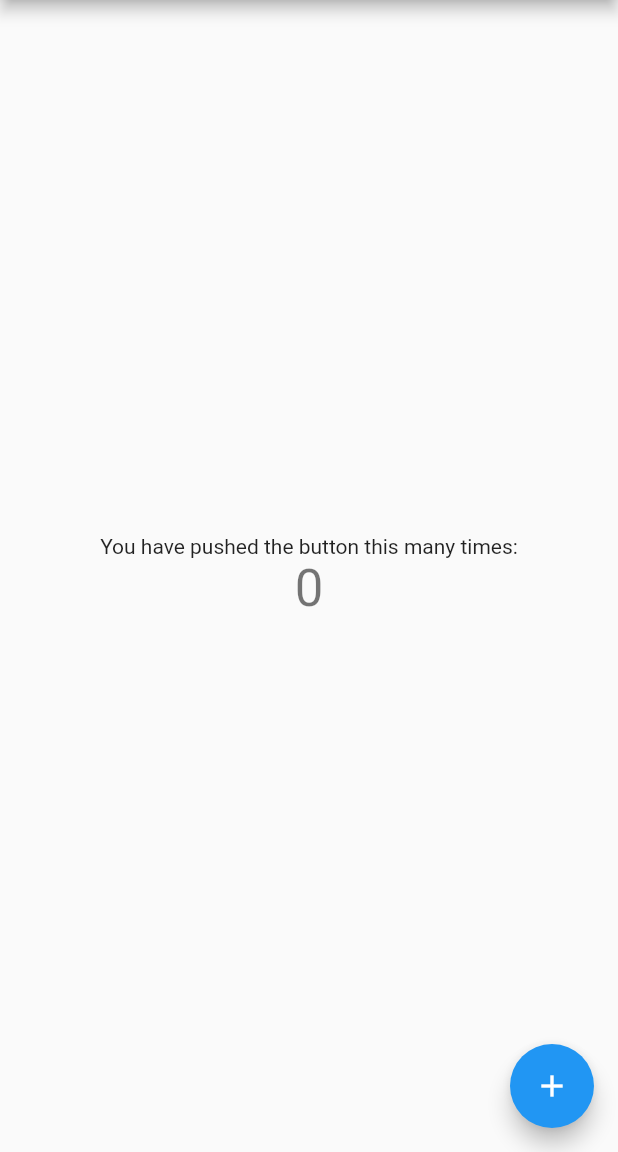
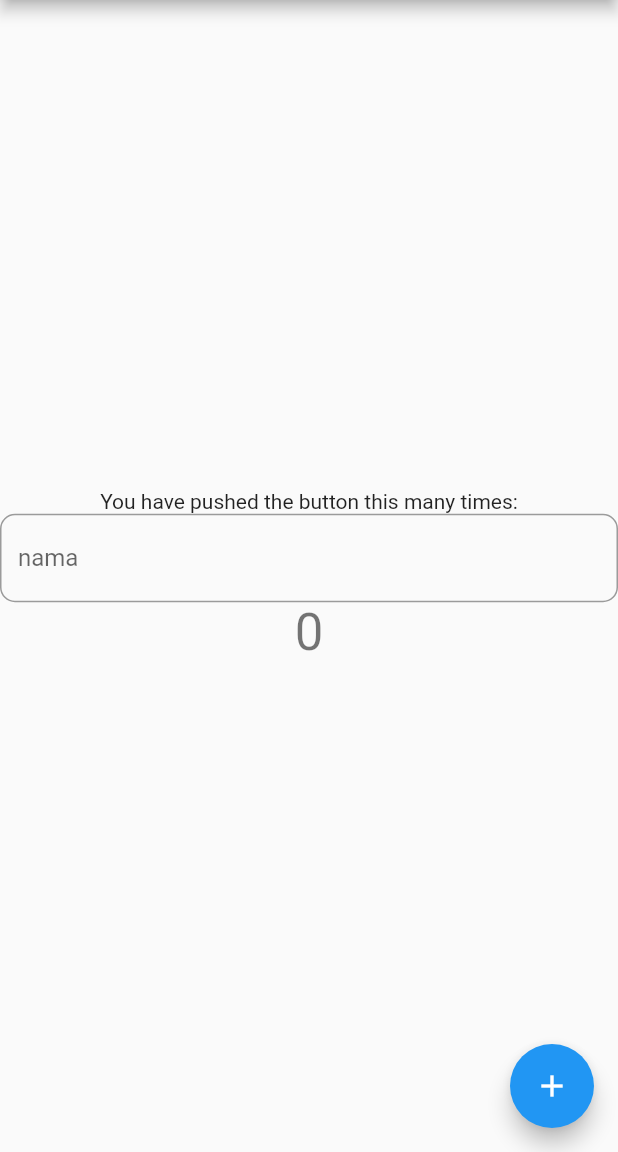
Before and after one commit to Hilman27/repoMobdev, a Flutter app: the screen it shows after launch, on a phone screen of 412 x 824 dp, the part 84-1236 px from its top. Run offline on Flutter 3.47's test engine with Material 2 defaults, Android fonts, the phone set to English and light mode, and no system bars.

Commit message:
penyesuaian pubsyaml

```diff
--- a/lib/main.dart
+++ b/lib/main.dart
@@ -1,4 +1,5 @@
 import 'package:flutter/material.dart';
+import 'package:religi_app/widgets/textform.dart';
 
 void main() => runApp(MyApp());
 
@@ -94,6 +95,9 @@ class _MyHomePageState extends State<MyHomePage> {
             Text(
               'You have pushed the button this many times:',
             ),
+            FormTextBiasa(
+              namaLabel: 'nama',
+            ),
             Text(
               '$_counter',
               style: Theme.of(context).textTheme.display1,
--- /dev/null
+++ b/lib/model/profil.dart
@@ -0,0 +1,6 @@
+class Profil {
+  final String nama;
+  final int nomorahpe;
+
+  Profil(this.nama, this.nomorahpe);
+}
--- /dev/null
+++ b/lib/widgets/textform.dart
@@ -0,0 +1,17 @@
+import 'package:flutter/material.dart';
+
+class FormTextBiasa extends StatelessWidget {
+  final namaLabel;
+
+  const FormTextBiasa({Key key, this.namaLabel}) : super(key: key);
+
+  @override
+  Widget build(BuildContext context) {
+    return TextField(
+      decoration: InputDecoration(
+          border: OutlineInputBorder(borderRadius: BorderRadius.circular(10.0)),
+          labelText: namaLabel,
+          hintText: 'masukkan $namaLabel'.toLowerCase()),
+    );
+  }
+}
```
Also changed, not shown: pubspec.yaml (+6 -6 lines), pubspec.lock.
